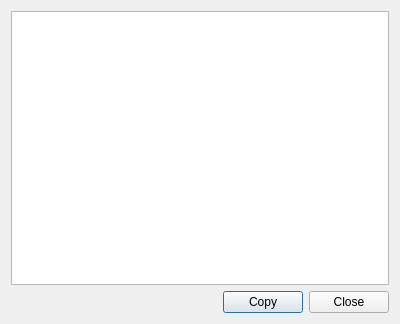
Before: the Qt Designer form woterm/woterm/qwoidentifypublickeydialog.ui in woterm/woterm, drawn with Qt 5.
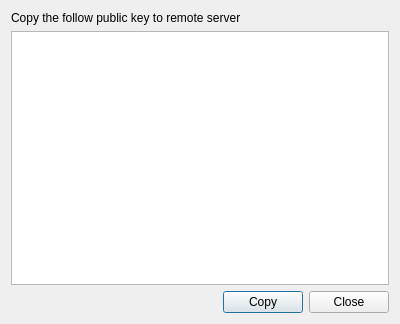
After: the same form once the commit is applied.

The edit to the form file:
```diff
--- a/woterm/woterm/qwoidentifypublickeydialog.ui
+++ b/woterm/woterm/qwoidentifypublickeydialog.ui
@@ -14,6 +14,13 @@
    <string>Dialog</string>
   </property>
   <layout class="QVBoxLayout" name="verticalLayout">
+   <item>
+    <widget class="QLabel" name="label">
+     <property name="text">
+      <string>Copy the follow public key to remote server</string>
+     </property>
+    </widget>
+   </item>
    <item>
     <widget class="QTextEdit" name="key"/>
    </item>
```
